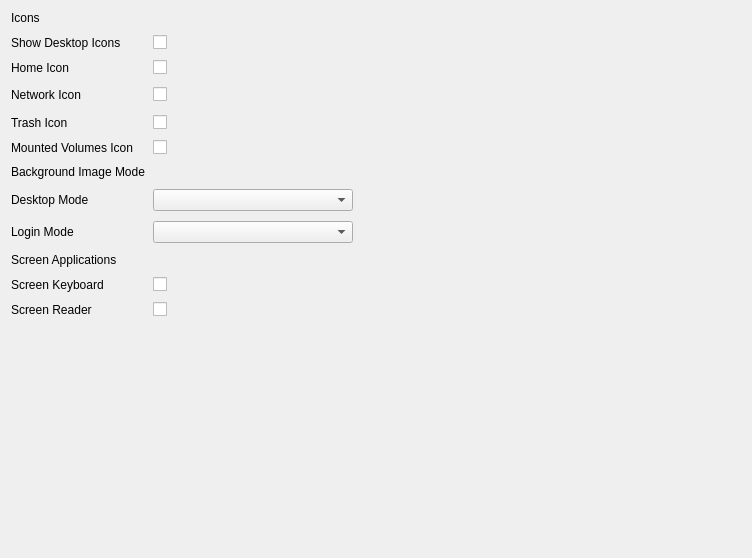
oguzhaninan/Stacer, file stacer/Pages/GnomeSettings/appearance_settings.ui: the form before one commit.
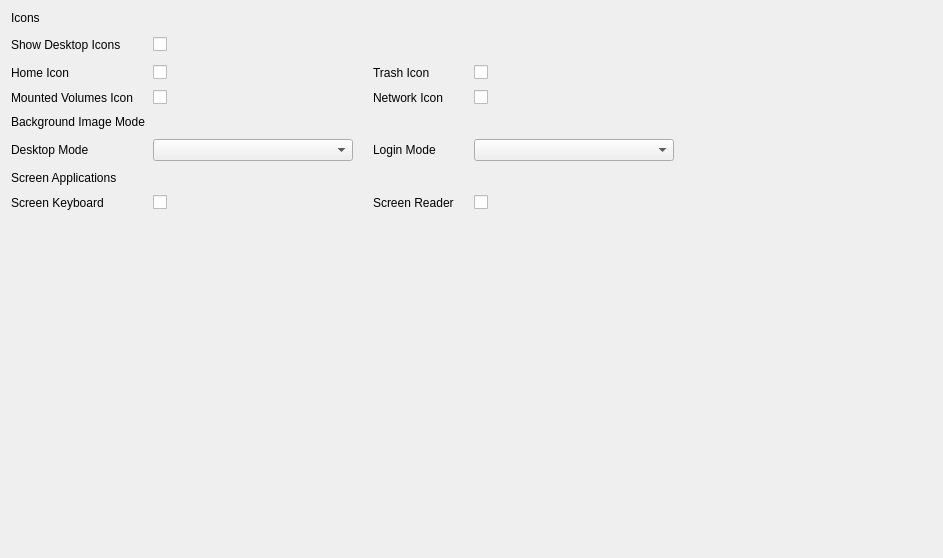
The form after the commit.

Commit message: added setting icons

```diff
--- a/stacer/Pages/GnomeSettings/appearance_settings.ui
+++ b/stacer/Pages/GnomeSettings/appearance_settings.ui
@@ -6,7 +6,7 @@
    <rect>
     <x>0</x>
     <y>0</y>
-    <width>752</width>
+    <width>943</width>
     <height>558</height>
    </rect>
   </property>
@@ -22,43 +22,7 @@
      <property name="verticalSpacing">
       <number>10</number>
      </property>
-     <item row="11" column="1">
-      <widget class="QCheckBox" name="checkHomeIcon_3">
-       <property name="cursor">
-        <cursorShape>PointingHandCursor</cursorShape>
-       </property>
-       <property name="focusPolicy">
-        <enum>Qt::NoFocus</enum>
-       </property>
-       <property name="text">
-        <string/>
-       </property>
-      </widget>
-     </item>
-     <item row="3" column="2">
-      <spacer name="horizontalSpacer_3">
-       <property name="orientation">
-        <enum>Qt::Horizontal</enum>
-       </property>
-       <property name="sizeType">
-        <enum>QSizePolicy::Expanding</enum>
-       </property>
-       <property name="sizeHint" stdset="0">
-        <size>
-         <width>40</width>
-         <height>20</height>
-        </size>
-       </property>
-      </spacer>
-     </item>
-     <item row="2" column="0">
-      <widget class="QLabel" name="lblHomeIcon">
-       <property name="text">
-        <string>Home Icon</string>
-       </property>
-      </widget>
-     </item>
-     <item row="7" column="1">
+     <item row="5" column="1">
       <widget class="QComboBox" name="comboBox">
        <property name="sizePolicy">
         <sizepolicy hsizetype="Preferred" vsizetype="Fixed">
@@ -83,7 +47,47 @@
        </property>
       </widget>
      </item>
-     <item row="12" column="0">
+     <item row="7" column="1" alignment="Qt::AlignLeft">
+      <widget class="QCheckBox" name="checkHomeIcon_2">
+       <property name="cursor">
+        <cursorShape>PointingHandCursor</cursorShape>
+       </property>
+       <property name="focusPolicy">
+        <enum>Qt::NoFocus</enum>
+       </property>
+       <property name="text">
+        <string/>
+       </property>
+      </widget>
+     </item>
+     <item row="7" column="0">
+      <widget class="QLabel" name="lblMountedIcon_4">
+       <property name="text">
+        <string>Screen Keyboard</string>
+       </property>
+      </widget>
+     </item>
+     <item row="2" column="3" alignment="Qt::AlignLeft">
+      <widget class="QCheckBox" name="checkTrashIcon">
+       <property name="cursor">
+        <cursorShape>PointingHandCursor</cursorShape>
+       </property>
+       <property name="focusPolicy">
+        <enum>Qt::NoFocus</enum>
+       </property>
+       <property name="text">
+        <string/>
+       </property>
+      </widget>
+     </item>
+     <item row="5" column="2">
+      <widget class="QLabel" name="lblMountedIcon_3">
+       <property name="text">
+        <string>Login Mode</string>
+       </property>
+      </widget>
+     </item>
+     <item row="8" column="0">
       <spacer name="verticalSpacer">
        <property name="orientation">
         <enum>Qt::Vertical</enum>
@@ -96,17 +100,16 @@
        </property>
       </spacer>
      </item>
-     <item row="5" column="0">
-      <widget class="QLabel" name="lblMountedIcon">
-       <property name="text">
-        <string>Mounted Volumes Icon</string>
+     <item row="1" column="1" alignment="Qt::AlignLeft">
+      <widget class="QCheckBox" name="checkShowDesktopIcons">
+       <property name="cursor">
+        <cursorShape>PointingHandCursor</cursorShape>
        </property>
-      </widget>
-     </item>
-     <item row="3" column="0">
-      <widget class="QLabel" name="lblNetworkIcon">
+       <property name="focusPolicy">
+        <enum>Qt::NoFocus</enum>
+       </property>
        <property name="text">
-        <string>Network Icon</string>
+        <string/>
        </property>
       </widget>
      </item>
@@ -117,14 +120,7 @@
        </property>
       </widget>
      </item>
-     <item row="8" column="0">
-      <widget class="QLabel" name="lblMountedIcon_3">
-       <property name="text">
-        <string>Login Mode</string>
-       </property>
-      </widget>
-     </item>
-     <item row="2" column="1">
+     <item row="2" column="1" alignment="Qt::AlignLeft">
       <widget class="QCheckBox" name="checkHomeIcon">
        <property name="cursor">
         <cursorShape>PointingHandCursor</cursorShape>
@@ -137,53 +133,28 @@
        </property>
       </widget>
      </item>
-     <item row="4" column="1">
-      <widget class="QCheckBox" name="checkTrashIcon">
-       <property name="cursor">
-        <cursorShape>PointingHandCursor</cursorShape>
+     <item row="2" column="2">
+      <widget class="QLabel" name="lblTrashIcon">
+       <property name="text">
+        <string>Trash Icon</string>
        </property>
-       <property name="focusPolicy">
-        <enum>Qt::NoFocus</enum>
-       </property>
+      </widget>
+     </item>
+     <item row="3" column="0">
+      <widget class="QLabel" name="lblMountedIcon">
        <property name="text">
-        <string/>
+        <string>Mounted Volumes Icon</string>
        </property>
       </widget>
      </item>
-     <item row="7" column="0">
+     <item row="5" column="0">
       <widget class="QLabel" name="lblMountedIcon_2">
        <property name="text">
         <string>Desktop Mode</string>
        </property>
       </widget>
      </item>
-     <item row="1" column="1">
-      <widget class="QCheckBox" name="checkShowDesktopIcons">
-       <property name="cursor">
-        <cursorShape>PointingHandCursor</cursorShape>
-       </property>
-       <property name="focusPolicy">
-        <enum>Qt::NoFocus</enum>
-       </property>
-       <property name="text">
-        <string/>
-       </property>
-      </widget>
-     </item>
-     <item row="3" column="1">
-      <widget class="QCheckBox" name="checkNetworkIcon">
-       <property name="cursor">
-        <cursorShape>PointingHandCursor</cursorShape>
-       </property>
-       <property name="focusPolicy">
-        <enum>Qt::NoFocus</enum>
-       </property>
-       <property name="text">
-        <string/>
-       </property>
-      </widget>
-     </item>
-     <item row="8" column="1">
+     <item row="5" column="3">
       <widget class="QComboBox" name="comboBox_2">
        <property name="sizePolicy">
         <sizepolicy hsizetype="Preferred" vsizetype="Fixed">
@@ -208,7 +179,53 @@
        </property>
       </widget>
      </item>
-     <item row="6" column="0" colspan="3">
+     <item row="2" column="0">
+      <widget class="QLabel" name="lblHomeIcon">
+       <property name="text">
+        <string>Home Icon</string>
+       </property>
+      </widget>
+     </item>
+     <item row="3" column="1" alignment="Qt::AlignLeft">
+      <widget class="QCheckBox" name="checkMountedVulmesIcon">
+       <property name="cursor">
+        <cursorShape>PointingHandCursor</cursorShape>
+       </property>
+       <property name="focusPolicy">
+        <enum>Qt::NoFocus</enum>
+       </property>
+       <property name="text">
+        <string/>
+       </property>
+      </widget>
+     </item>
+     <item row="1" column="4">
+      <spacer name="horizontalSpacer_3">
+       <property name="orientation">
+        <enum>Qt::Horizontal</enum>
+       </property>
+       <property name="sizeType">
+        <enum>QSizePolicy::Expanding</enum>
+       </property>
+       <property name="sizeHint" stdset="0">
+        <size>
+         <width>40</width>
+         <height>20</height>
+        </size>
+       </property>
+      </spacer>
+     </item>
+     <item row="0" column="0" colspan="5">
+      <widget class="QLabel" name="label_4">
+       <property name="accessibleName">
+        <string>title</string>
+       </property>
+       <property name="text">
+        <string>Icons</string>
+       </property>
+      </widget>
+     </item>
+     <item row="4" column="0" colspan="5">
       <widget class="QLabel" name="label_2">
        <property name="accessibleName">
         <string>title</string>
@@ -218,40 +235,7 @@
        </property>
       </widget>
      </item>
-     <item row="10" column="0">
-      <widget class="QLabel" name="lblMountedIcon_4">
-       <property name="text">
-        <string>Screen Keyboard</string>
-       </property>
-      </widget>
-     </item>
-     <item row="5" column="1" alignment="Qt::AlignLeft">
-      <widget class="QCheckBox" name="checkMountedVulmesIcon">
-       <property name="cursor">
-        <cursorShape>PointingHandCursor</cursorShape>
-       </property>
-       <property name="focusPolicy">
-        <enum>Qt::NoFocus</enum>
-       </property>
-       <property name="text">
-        <string/>
-       </property>
-      </widget>
-     </item>
-     <item row="10" column="1">
-      <widget class="QCheckBox" name="checkHomeIcon_2">
-       <property name="cursor">
-        <cursorShape>PointingHandCursor</cursorShape>
-       </property>
-       <property name="focusPolicy">
-        <enum>Qt::NoFocus</enum>
-       </property>
-       <property name="text">
-        <string/>
-       </property>
-      </widget>
-     </item>
-     <item row="9" column="0" colspan="3">
+     <item row="6" column="0" colspan="5">
       <widget class="QLabel" name="label_3">
        <property name="accessibleName">
         <string>title</string>
@@ -261,27 +245,43 @@
        </property>
       </widget>
      </item>
-     <item row="11" column="0">
+     <item row="7" column="2">
       <widget class="QLabel" name="lblMountedIcon_5">
        <property name="text">
         <string>Screen Reader</string>
        </property>
       </widget>
      </item>
-     <item row="4" column="0">
-      <widget class="QLabel" name="lblTrashIcon">
+     <item row="7" column="3" alignment="Qt::AlignLeft">
+      <widget class="QCheckBox" name="checkHomeIcon_3">
+       <property name="cursor">
+        <cursorShape>PointingHandCursor</cursorShape>
+       </property>
+       <property name="focusPolicy">
+        <enum>Qt::NoFocus</enum>
+       </property>
        <property name="text">
-        <string>Trash Icon</string>
+        <string/>
        </property>
       </widget>
      </item>
-     <item row="0" column="0" colspan="3">
-      <widget class="QLabel" name="label_4">
-       <property name="accessibleName">
-        <string>title</string>
+     <item row="3" column="2">
+      <widget class="QLabel" name="lblNetworkIcon">
+       <property name="text">
+        <string>Network Icon</string>
        </property>
+      </widget>
+     </item>
+     <item row="3" column="3" alignment="Qt::AlignLeft">
+      <widget class="QCheckBox" name="checkNetworkIcon">
+       <property name="cursor">
+        <cursorShape>PointingHandCursor</cursorShape>
+       </property>
+       <property name="focusPolicy">
+        <enum>Qt::NoFocus</enum>
+       </property>
        <property name="text">
-        <string>Icons</string>
+        <string/>
        </property>
       </widget>
      </item>
```
The commit also changes 5 other files.
